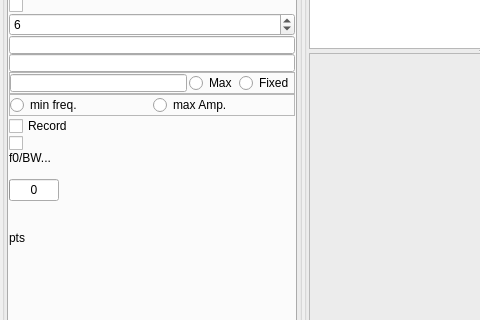
The window that QCM_GUI_test6.ui (shullgroup/rheoQCM) describes before a commit, drawn with Qt 5; both pictures show x 0 to 480 and y 547 to 867 of the 1114 by 964 pixel window.
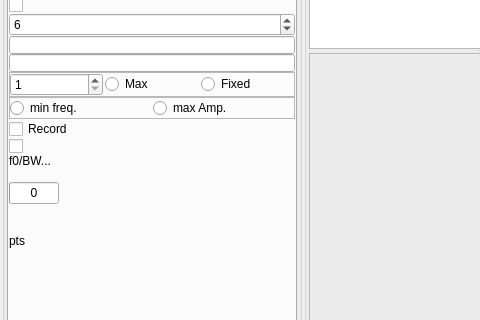
The same window after the commit. Icons and pictures are not drawn.

The edit to the form file:
```diff
--- a/QCM_GUI_test6.ui
+++ b/QCM_GUI_test6.ui
@@ -1980,12 +1980,15 @@
                   <number>0</number>
                  </property>
                  <item>
-                  <widget class="QLineEdit" name="lineEdit_peaks_num">
-                   <property name="maximumSize">
-                    <size>
-                     <width>16777215</width>
-                     <height>18</height>
-                    </size>
+                  <widget class="QSpinBox" name="spinBox_peaks_num">
+                   <property name="buttonSymbols">
+                    <enum>QAbstractSpinBox::UpDownArrows</enum>
+                   </property>
+                   <property name="minimum">
+                    <number>1</number>
+                   </property>
+                   <property name="maximum">
+                    <number>5</number>
                    </property>
                   </widget>
                  </item>
```
